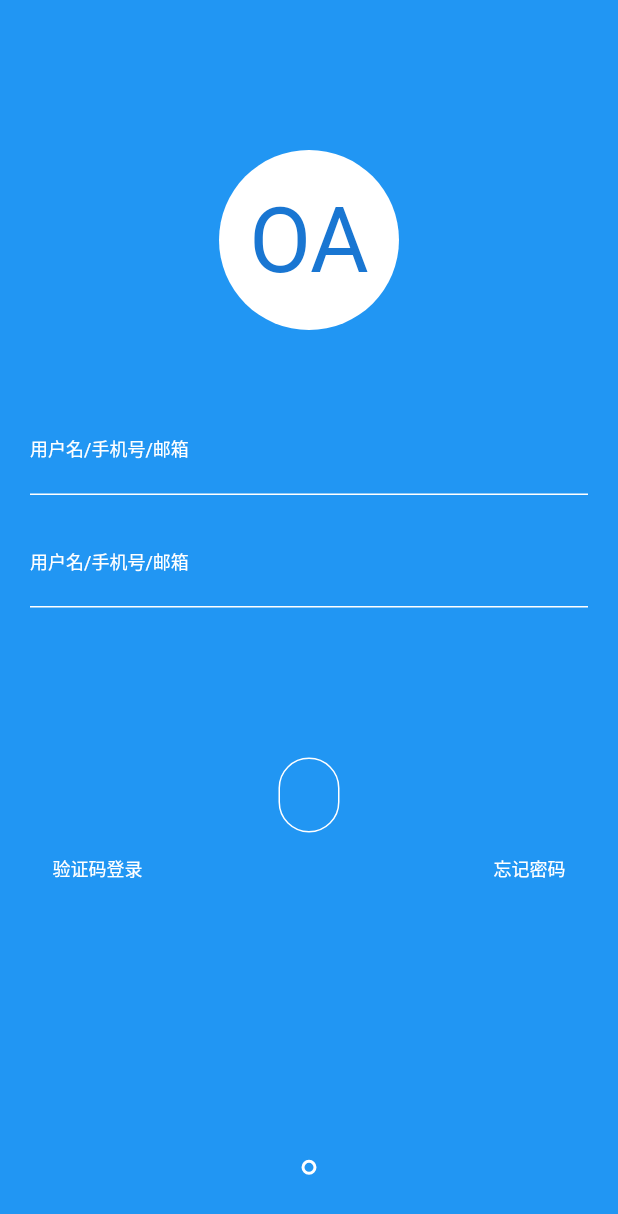
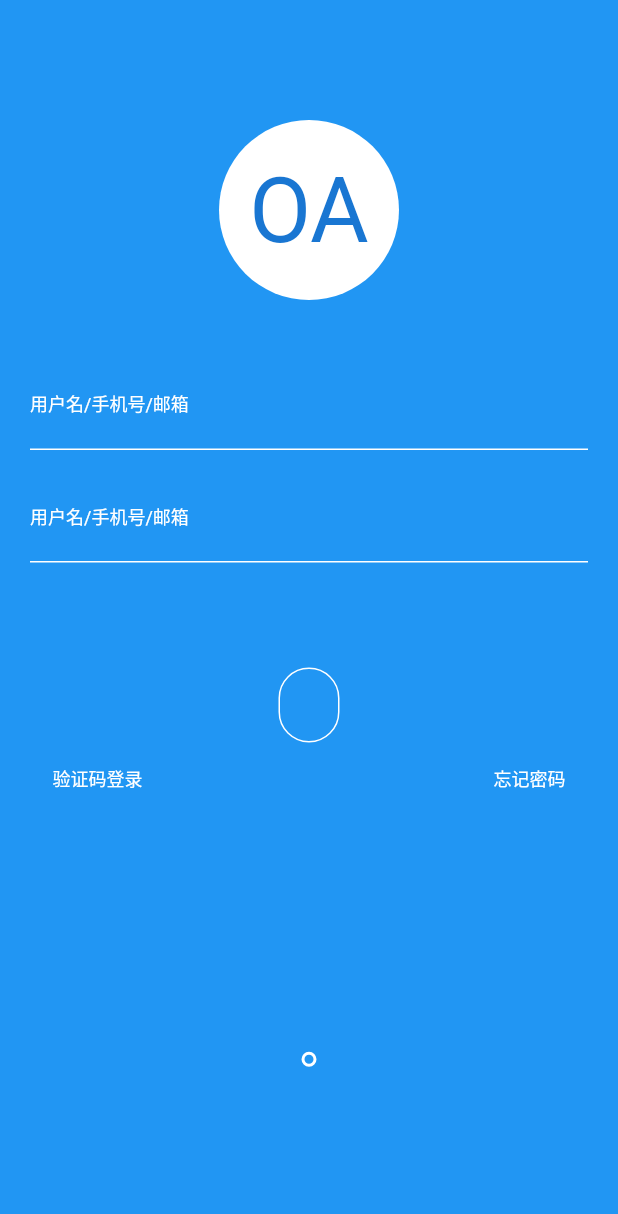
Before and after one commit to CiyLei/flutter_dj, a Flutter app: the Login screen opened directly, after a tap on "登录", on a phone screen of 412 x 824 dp. Shown: the top 1214 px of the screen. Run offline on Flutter 3.47's test engine with Material 2 defaults, Android fonts, the phone set to English and light mode, and no system bars; network calls fail.

Commit message:
opt: 适配ios

```diff
--- a/lib/dj/djoa.dart
+++ b/lib/dj/djoa.dart
@@ -139,8 +139,8 @@ class _LoginState extends State<Login> with SingleTickerProviderStateMixin {
                   children: <Widget>[
                     Padding(
                       padding: EdgeInsets.only(
-                          top: 100,
-                          bottom: 50),
+                          top: 80,
+                          bottom: 40),
                       child: _buildLogo(),
                     ),
                     Padding(
@@ -150,7 +150,7 @@ class _LoginState extends State<Login> with SingleTickerProviderStateMixin {
                     ),
                     Padding(
                       padding:
-                      EdgeInsets.only(bottom: 100),
+                      EdgeInsets.only(bottom: 70),
                       child: _buildPassField(),
                     ),
                     Padding(
@@ -210,11 +210,6 @@ class _LoginState extends State<Login> with SingleTickerProviderStateMixin {
                         },
                       ),
                     ),
-//                    Padding(
-//                      key: _loginKey,
-//                      padding: const EdgeInsets.only(top: 340),
-//                      child: Text("!23"),
-//                    )
                   ],
                 ),
               ),
@@ -237,8 +232,7 @@ class _LoginState extends State<Login> with SingleTickerProviderStateMixin {
           onTap: () {
             final y = _loginKey.currentContext.findRenderObject().getTransformTo(null).getTranslation().y;
             // 55为发布按钮的中心位置
-            // 获取的高度为屏幕分辨率高度的一半  不知道为什么
-            initAnimation(window.physicalSize.height / 2 - y - 55 - 50);
+            initAnimation(MediaQuery.of(context).size.height - y - 55 - 50);
             loginControll.forward();
           },
           borderRadius:
```
Also changed, not shown: lib/dj/home.dart (+19 -11 lines), 4 other files.
